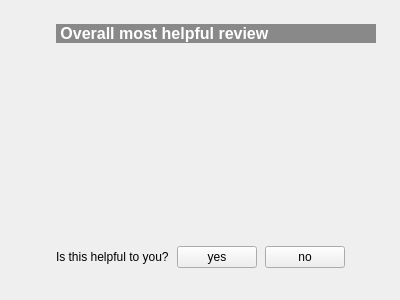
Old version of the form widgets/reviewitem.ui in the repository pamugk/nebulae-qt.
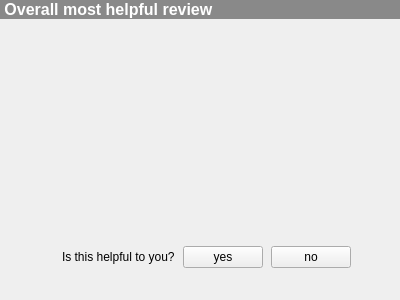
New version of the form. Icons and pictures are not drawn.

The edit to the form file:
```diff
--- a/widgets/reviewitem.ui
+++ b/widgets/reviewitem.ui
@@ -13,22 +13,40 @@
   <property name="windowTitle">
    <string>Form</string>
   </property>
+  <layout class="QVBoxLayout" name="rootLayout">
+   <property name="spacing">
+    <number>0</number>
+   </property>
+   <property name="leftMargin">
+    <number>0</number>
+   </property>
+   <property name="topMargin">
+    <number>0</number>
+   </property>
+   <property name="rightMargin">
+    <number>0</number>
+   </property>
+   <property name="bottomMargin">
+    <number>0</number>
+   </property>
+   <item>
+    <widget class="QWidget" name="root" native="true">
   <layout class="QGridLayout" name="layout">
    <property name="leftMargin">
     <number>0</number>
    </property>
    <property name="topMargin">
-    <number>24</number>
+       <number>0</number>
    </property>
    <property name="rightMargin">
-    <number>24</number>
+       <number>0</number>
    </property>
    <property name="bottomMargin">
-    <number>32</number>
-   </property>
-   <property name="spacing">
     <number>0</number>
    </property>
+      <property name="verticalSpacing">
+       <number>24</number>
+      </property>
    <item row="4" column="1">
     <widget class="QLabel" name="subheaderLabel">
      <property name="text">
@@ -47,6 +65,9 @@
      <property name="spacing">
       <number>8</number>
      </property>
+        <property name="bottomMargin">
+         <number>32</number>
+        </property>
      <item>
       <widget class="QLabel" name="helpfulQuestionLabel">
        <property name="styleSheet">
@@ -176,26 +197,7 @@
      </item>
     </layout>
    </item>
-   <item row="2" column="1">
-    <widget class="QLabel" name="mostHelpfulLabel">
-     <property name="font">
-      <font>
-       <pointsize>12</pointsize>
-       <bold>true</bold>
-      </font>
-     </property>
-     <property name="styleSheet">
-      <string notr="true">background: #898989; color: white;</string>
-     </property>
-     <property name="text">
-      <string> Overall most helpful review </string>
-     </property>
-     <property name="wordWrap">
-      <bool>true</bool>
-     </property>
-    </widget>
-   </item>
-   <item row="2" column="0" rowspan="5">
+      <item row="3" column="0" rowspan="4">
     <layout class="QVBoxLayout" name="userLayout">
      <property name="sizeConstraint">
       <enum>QLayout::SetFixedSize</enum>
@@ -203,6 +205,9 @@
      <property name="leftMargin">
       <number>24</number>
      </property>
+        <property name="bottomMargin">
+         <number>32</number>
+        </property>
      <item>
       <widget class="QLabel" name="userAvatarLabel">
        <property name="sizePolicy">
@@ -272,6 +277,28 @@
       </widget>
      </item>
     </layout>
+      </item>
+      <item row="2" column="0" colspan="2">
+       <widget class="QLabel" name="mostHelpfulLabel">
+        <property name="font">
+         <font>
+          <pointsize>12</pointsize>
+          <bold>true</bold>
+         </font>
+        </property>
+        <property name="styleSheet">
+         <string notr="true">background: #898989; color: white;</string>
+        </property>
+        <property name="text">
+         <string> Overall most helpful review </string>
+        </property>
+        <property name="wordWrap">
+         <bool>true</bool>
+        </property>
+       </widget>
+      </item>
+     </layout>
+    </widget>
    </item>
   </layout>
  </widget>
```
Left out of the diff: 6 changed lines with no effect on the pictures. Lines whose indentation alone changed are shown as unchanged.
